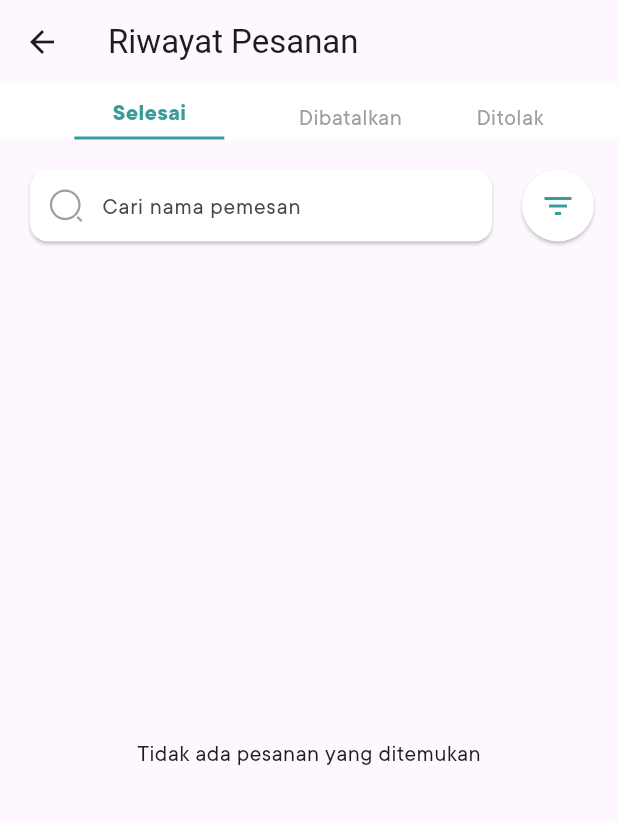
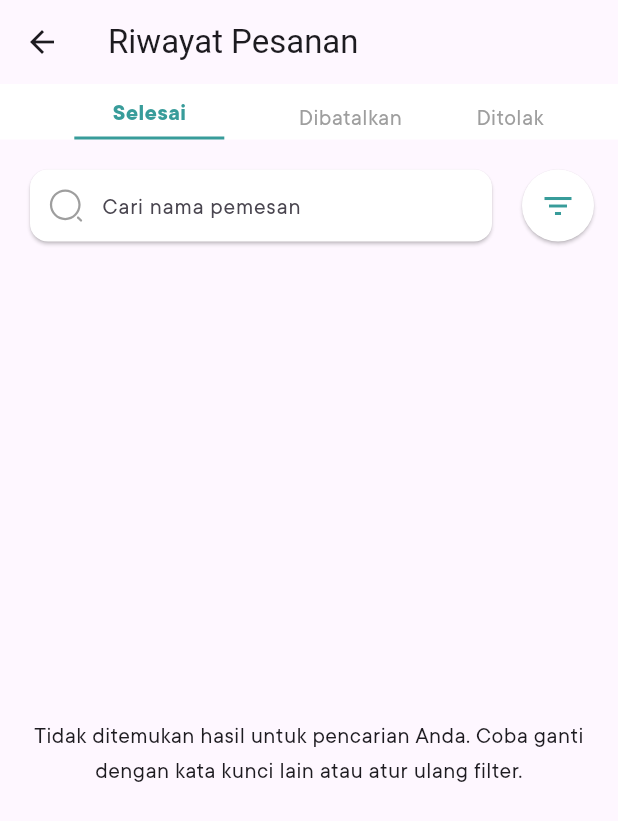
Before and after one commit to sendhyrama/bakehouse_slicing_ui, a Flutter app: the OrderHistoryPage screen opened by its route, on a phone screen of 412 x 824 dp. Shown: the top 821 px of the screen. Run offline on Flutter 3.47's test engine with Material 3 defaults, Android fonts, the light colour scheme and no system bars; our stand-ins replace animated_splash_screen, flutter_svg.

Commit message:
refactor: simplify FilterIndicator condition and EmptyState display logic

```diff
--- a/lib/pages/order_history_page.dart
+++ b/lib/pages/order_history_page.dart
@@ -119,8 +119,9 @@ class _OrderHistoryPageState extends State<OrderHistoryPage> {
             child: filteredOrders.isEmpty
                 ? const Center(
                     child: Text(
-                      'Tidak ada pesanan yang ditemukan',
+                      'Tidak ditemukan hasil untuk pencarian Anda. Coba ganti dengan kata kunci lain atau atur ulang filter.',
                       style: TextStyles.b1,
+                      textAlign: TextAlign.center,
                     ),
                   )
                 : ListView.builder(
@@ -129,7 +130,7 @@ class _OrderHistoryPageState extends State<OrderHistoryPage> {
                       return OrderHistoryCard(order: filteredOrders[index]);
                     },
                   ),
-          ),
+          )
         ],
       ),
     );
```
Also changed, not shown: lib/pages/order_page.dart (+9 -7 lines).
